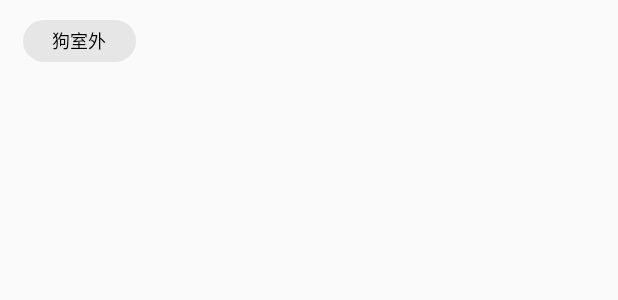
After one commit to Zhumeng420/CugErHuo, an Android app: the layout item_recommend.xml on its own in the app's theme, with its tools: preview values and no code run, on a phone screen of 412 x 824 dp. The commit adds this screen. Shown: the top 300 px of the screen. Run offline under Robolectric (Android 15) with nearby library versions, the phone set to English and light mode, and no system bars.

Commit message:
--task=1001115 --user=李柏睿 代码规范问题修改+主页UI设计

```diff
--- /dev/null
+++ b/app/src/main/res/layout/item_recommend.xml
@@ -0,0 +1,32 @@
+<?xml version="1.0" encoding="utf-8"?>
+<LinearLayout xmlns:android="http://schemas.android.com/apk/res/android"
+    xmlns:app="http://schemas.android.com/apk/res-auto"
+    android:layout_width="wrap_content"
+    android:layout_height="55dp"
+    android:layout_marginBottom="0.5dp"
+    android:clipChildren="false">
+
+    <LinearLayout
+        android:orientation="horizontal"
+        android:layout_marginTop="3dp"
+        android:layout_weight="1"
+        android:layout_width="match_parent"
+        android:layout_height="match_parent">
+
+        <TextView
+            android:layout_marginLeft="15dp"
+            android:layout_marginRight="15dp"
+            android:outlineProvider="none"
+            android:layout_marginTop="10dp"
+            android:layout_marginBottom="15dp"
+            android:gravity="center"
+            android:text="狗室外"
+            android:background="@drawable/btn_radius_white_decoration"
+            android:id="@+id/text_recommend"
+            android:textColor="@color/black"
+            android:textSize="12dp"
+            android:layout_width="75dp"
+            android:layout_height="28dp"/>
+
+    </LinearLayout>
+</LinearLayout>
```
Also changed, not shown: app/src/main/res/layout/activity_search.xml (+103 -2 lines), 68 other files.
